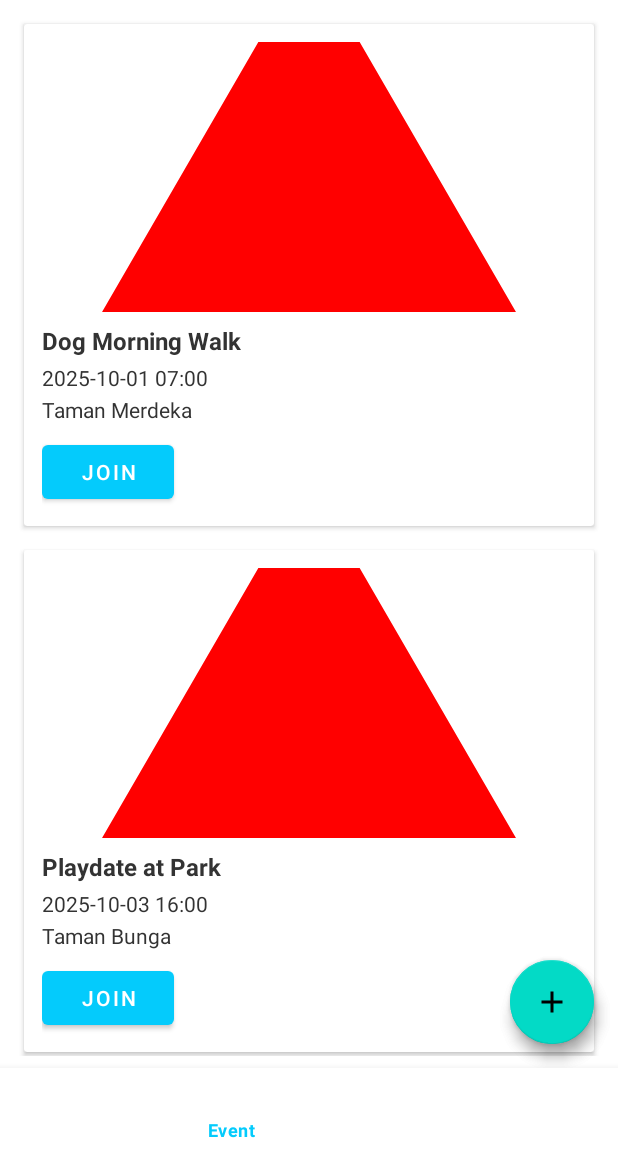
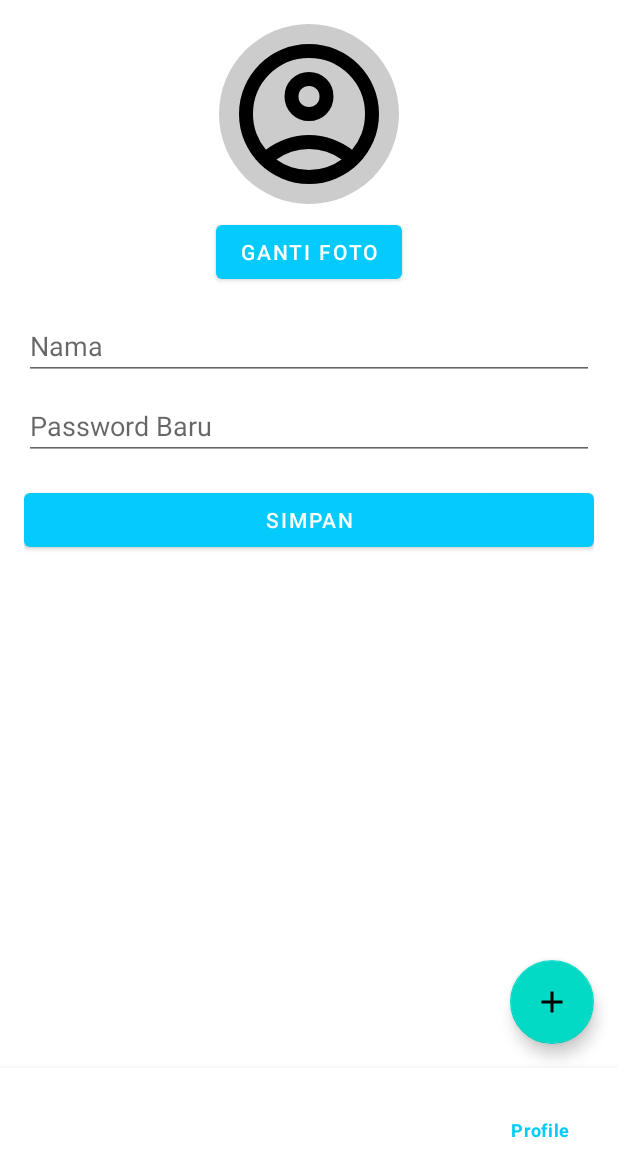
Before and after one commit to Aryabell/PawPals, an Android app: the MainActivity screen opened directly, with no data from a screen before it, item 4 of the bottom bar chosen, on a phone screen of 412 x 824 dp, the part 84-1236 px from its top. Run offline under Robolectric (Android 15) with nearby library versions, the phone set to English and light mode, and no system bars; pictures from the network do not load.

Commit message:
update profile

```diff
--- a/app/src/main/java/com/example/pawpals/MainActivity.kt
+++ b/app/src/main/java/com/example/pawpals/MainActivity.kt
@@ -66,6 +66,15 @@ class MainActivity : AppCompatActivity() {
                     openEventsFragment()
                     true
                 }
+                R.id.nav_community -> {
+                    openCommunityFragment()
+                    true
+                }
+
+                R.id.nav_profile -> {
+                    openProfileFragment()
+                    true
+                }
                 else -> false
             }
         }
@@ -82,7 +91,7 @@ class MainActivity : AppCompatActivity() {
     private fun loadPosts(category: String) {
         val fragment = supportFragmentManager.findFragmentById(R.id.fragment_container)
         if (fragment is CommunityListFragment) {
-            // TODO: panggil fragment.reloadData()
+            fragment.reloadData(category) // pastikan kamu buat fungsi reloadData di CommunityListFragment
         }
     }
 
@@ -108,4 +117,19 @@ class MainActivity : AppCompatActivity() {
             .addToBackStack(null)
             .commit()
     }
+
+    // 🔹 Buka CommunityListFragment
+    fun openCommunityFragment() {
+        supportFragmentManager.beginTransaction()
+            .replace(binding.fragmentContainer.id, CommunityListFragment())
+            .addToBackStack(null)
+            .commit()
+    }
+
+    fun openProfileFragment() {
+        supportFragmentManager.beginTransaction()
+            .replace(binding.fragmentContainer.id, com.example.pawpals.ui.ProfileFragment())
+            .addToBackStack(null)
+            .commit()
+    }
 }
--- a/app/src/main/java/com/example/pawpals/RegisterActivity.kt
+++ b/app/src/main/java/com/example/pawpals/RegisterActivity.kt
@@ -74,7 +74,7 @@ class RegisterActivity : AppCompatActivity() {
             profilePart = MultipartBody.Part.createFormData("profile_pic", file.name, reqFile)
         }
 
-        val api = ApiClient.instance.create(Api::class.java)
+        val api = ApiClient.instance
         api.register(namePart, emailPart, passwordPart, rolePart, profilePart) // <-- tambahkan rolePart
             .enqueue(object : Callback<ResponseModel> {
                 override fun onResponse(
--- a/app/src/main/java/com/example/pawpals/api/ApiClient.kt
+++ b/app/src/main/java/com/example/pawpals/api/ApiClient.kt
@@ -6,10 +6,14 @@ import retrofit2.converter.gson.GsonConverterFactory
 object ApiClient {
     private const val BASE_URL = "http://10.0.2.2/pawpals/" // emulator
 
-    val instance: Retrofit by lazy {
+    private val retrofit: Retrofit by lazy {
         Retrofit.Builder()
             .baseUrl(BASE_URL)
             .addConverterFactory(GsonConverterFactory.create())
             .build()
     }
+
+    val instance: Api by lazy {
+        retrofit.create(Api::class.java)
+    }
 }
--- a/app/src/main/java/com/example/pawpals/ui/EventsListFragment.kt
+++ b/app/src/main/java/com/example/pawpals/ui/EventsListFragment.kt
@@ -36,7 +36,7 @@ class EventsListFragment : Fragment(R.layout.fragment_events_list) {
             onItemClick = { ev ->
                 val frag = EventDetailFragment.newInstance(ev.id)
                 parentFragmentManager.beginTransaction()
-                    .replace(R.id.fragmentContainer, frag)
+                    .replace(R.id.fragment_container, frag)
                     .addToBackStack(null)
                     .commit()
             }
--- a/app/src/main/res/layout/activity_main.xml
+++ b/app/src/main/res/layout/activity_main.xml
@@ -1,11 +1,10 @@
-<?xml version="1.0" encoding="utf-8"?>
 <androidx.constraintlayout.widget.ConstraintLayout
     xmlns:android="http://schemas.android.com/apk/res/android"
     xmlns:app="http://schemas.android.com/apk/res-auto"
     android:layout_width="match_parent"
     android:layout_height="match_parent">
 
-    <!-- Toolbar sebagai ActionBar -->
+    <!-- Toolbar -->
     <androidx.appcompat.widget.Toolbar
         android:id="@+id/toolbar"
         android:layout_width="0dp"
@@ -17,7 +16,7 @@
         app:layout_constraintStart_toStartOf="parent"
         app:layout_constraintEnd_toEndOf="parent" />
 
-    <!-- Container fragment -->
+    <!-- HANYA SATU Fragment Container -->
     <FrameLayout
         android:id="@+id/fragment_container"
         android:layout_width="0dp"
@@ -38,7 +37,7 @@
         app:layout_constraintStart_toStartOf="parent"
         app:layout_constraintEnd_toEndOf="parent" />
 
-    <!-- Floating Action Button (FAB) buat tambah post -->
+    <!-- FAB -->
     <com.google.android.material.floatingactionbutton.FloatingActionButton
         android:id="@+id/fabAddPost"
         android:layout_width="wrap_content"
--- /dev/null
+++ b/app/src/main/res/layout/fragment_profile.xml
@@ -0,0 +1,54 @@
+<ScrollView xmlns:android="http://schemas.android.com/apk/res/android"
+    android:layout_width="match_parent"
+    android:layout_height="match_parent"
+    android:padding="16dp">
+
+    <LinearLayout
+        android:orientation="vertical"
+        android:layout_width="match_parent"
+        android:layout_height="wrap_content">
+
+        <!-- Profile Picture -->
+        <ImageView
+            android:id="@+id/imgProfile"
+            android:layout_width="120dp"
+            android:layout_height="120dp"
+            android:layout_gravity="center"
+            android:src="@drawable/ic_profile_placeholder"
+            android:scaleType="centerCrop"
+            android:background="@drawable/circle_background"
+            android:padding="4dp" />
+
+        <Button
+            android:id="@+id/btnChangePic"
+            android:layout_width="wrap_content"
+            android:layout_height="wrap_content"
+            android:text="Ganti Foto"
+            android:layout_gravity="center"
+            android:layout_marginTop="8dp"/>
+
+        <!-- Nama -->
+        <EditText
+            android:id="@+id/edtName"
+            android:layout_width="match_parent"
+            android:layout_height="wrap_content"
+            android:hint="Nama"
+            android:layout_marginTop="16dp"/>
+
+        <!-- Password -->
+        <EditText
+            android:id="@+id/edtPassword"
+            android:layout_width="match_parent"
+            android:layout_height="wrap_content"
+            android:hint="Password Baru"
+            android:inputType="textPassword"
+            android:layout_marginTop="8dp"/>
+
+        <Button
+            android:id="@+id/btnSave"
+            android:layout_width="match_parent"
+            android:layout_height="wrap_content"
+            android:text="Simpan"
+            android:layout_marginTop="16dp"/>
+    </LinearLayout>
+</ScrollView>
--- a/app/src/main/res/menu/bottom_nav_menu.xml
+++ b/app/src/main/res/menu/bottom_nav_menu.xml
@@ -7,9 +7,9 @@
         android:id="@+id/nav_event"
         android:title="Event" />
     <item
-        android:id="@+id/nav_forum"
-        android:title="Forum" />
+        android:id="@+id/nav_community"
+        android:title="Community" />
     <item
         android:id="@+id/nav_profile"
-        android:title="Profil" />
+        android:title="Profile" />
 </menu>
--- a/app/src/main/res/values/colors.xml
+++ b/app/src/main/res/values/colors.xml
@@ -7,4 +7,6 @@
     <color name="yellow_gold">#FADC13</color>
     <color name="text_dark">#333333</color>
     <color name="white">#FFFFFF</color>
+    <color name="black">#000000</color>
+
 </resources>
```
Also changed, not shown: app/src/main/java/com/example/pawpals/CommunityListFragment.kt (+20 -1 lines), app/src/main/java/com/example/pawpals/LoginActivity.kt (+10 -5 lines), app/src/main/java/com/example/pawpals/ProfileFragment.kt (added, +104 -0 lines), app/src/main/java/com/example/pawpals/api/ApiService.kt (+9 -0 lines), app/src/main/res/navigation/nav_graph.xml (+12 -0 lines).
